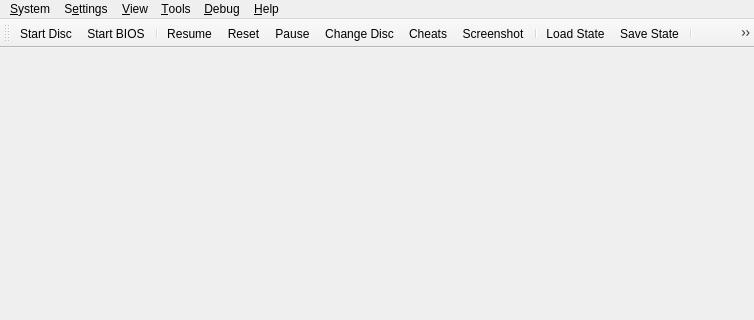
Qt form src/duckstation-qt/mainwindow.ui (kofxi3584karlayang/duckstation) before a commit; both pictures show x 0 to 754 and y 0 to 320 of the 754 by 600 pixel window.
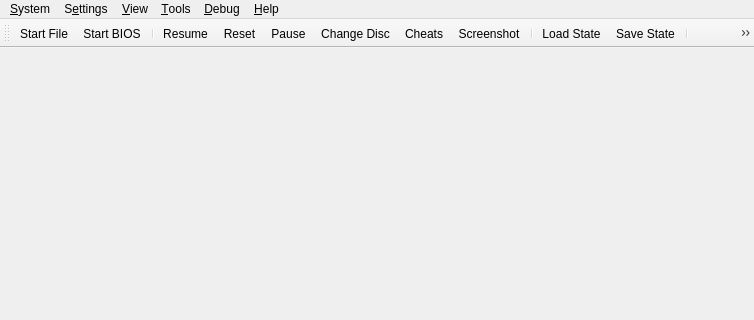
The same form after that commit. Icons and pictures are not drawn.

```diff
--- a/src/duckstation-qt/mainwindow.ui
+++ b/src/duckstation-qt/mainwindow.ui
@@ -254,7 +254,7 @@
    <attribute name="toolBarBreak">
     <bool>false</bool>
    </attribute>
-   <addaction name="actionStartDisc"/>
+   <addaction name="actionStartFile"/>
    <addaction name="actionStartBios"/>
    <addaction name="separator"/>
    <addaction name="actionResumeLastState"/>
@@ -271,6 +271,15 @@
    <addaction name="actionSettings"/>
   </widget>
   <widget class="QStatusBar" name="statusBar"/>
+  <action name="actionStartFile">
+   <property name="icon">
+    <iconset resource="resources/resources.qrc">
+     <normaloff>:/icons/media-optical.png</normaloff>:/icons/media-optical.png</iconset>
+   </property>
+   <property name="text">
+    <string>Start &amp;File...</string>
+   </property>
+  </action>
   <action name="actionStartDisc">
    <property name="icon">
     <iconset resource="resources/resources.qrc">
```
Left out of the diff: 1 changed line with no effect on the pictures.
